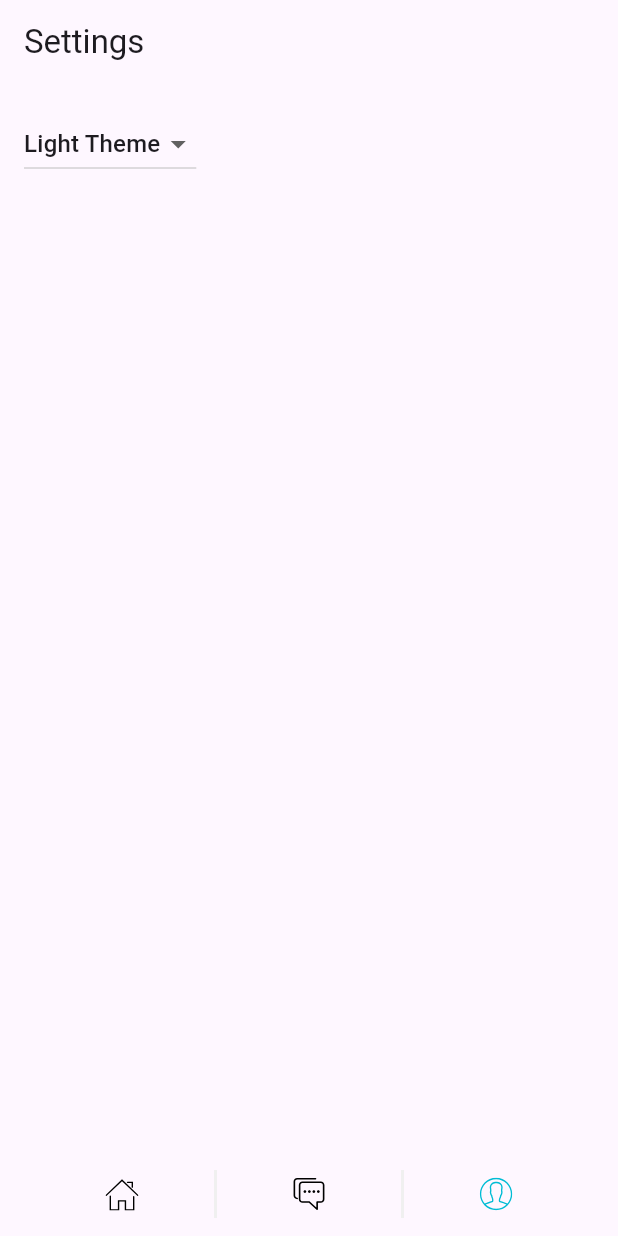
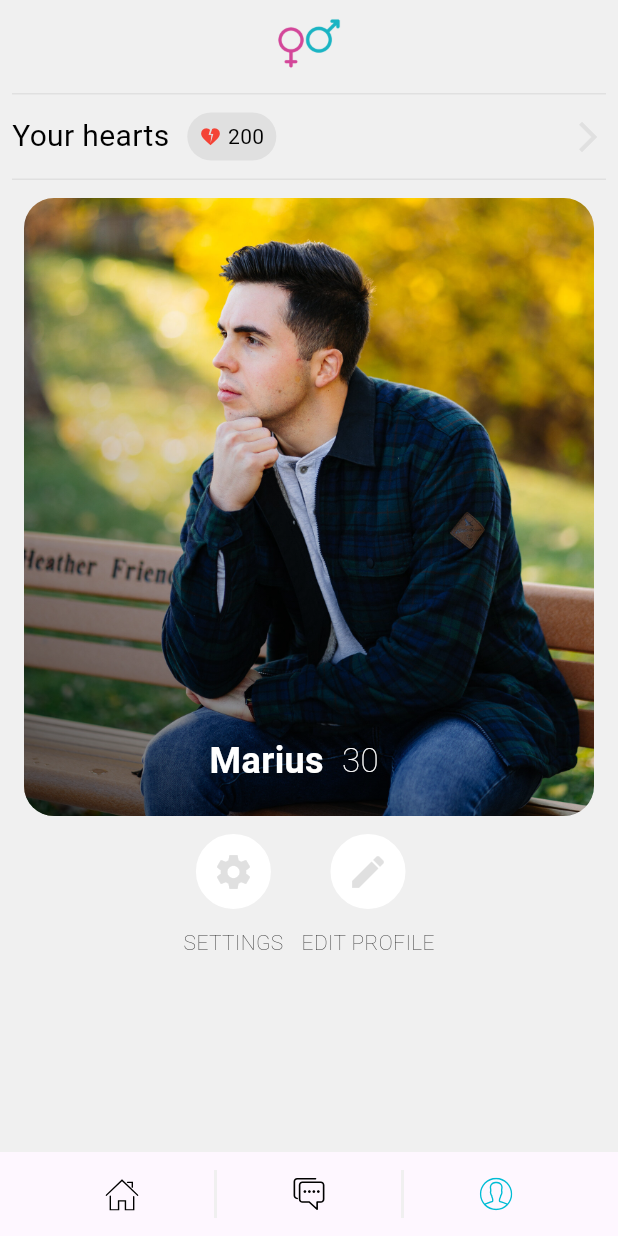
Before and after one commit to heinminlatt611517/Phoosar_Flutter, a Flutter app: the screen it shows after launch, item 3 of the bottom bar chosen, on a phone screen of 412 x 824 dp. Run offline on Flutter 3.47's test engine with Material 3 defaults, Android fonts, the phone set to English and light mode, and no system bars; drawn by our look-alikes of flutter_bounceable; our stand-ins replace carousel_slider, dots_indicator, flutter_riverpod, flutter_svg, google_fonts, shared_preferences and 1 more; generated files the repository leaves out were written again.

Commit message:
Profile Page

```diff
--- /dev/null
+++ b/lib/src/common/widgets/heart_count.dart
@@ -0,0 +1,45 @@
+import 'package:flutter/material.dart';
+import 'package:google_fonts/google_fonts.dart';
+import 'package:phoosar/src/utils/colors.dart';
+import 'package:phoosar/src/utils/constants.dart';
+import 'package:phoosar/src/utils/gap.dart';
+
+class HeartCount extends StatelessWidget {
+  const HeartCount({
+    super.key,
+    required this.heartCount,
+    this.backgroundColor = primaryColor,
+  });
+
+  final String heartCount;
+  final Color backgroundColor;
+
+  @override
+  Widget build(BuildContext context) {
+    return Container(
+      padding: EdgeInsets.symmetric(horizontal: 8, vertical: 6),
+      decoration: BoxDecoration(
+        color: backgroundColor,
+        borderRadius: BorderRadius.circular(20),
+      ),
+      child: Row(
+        children: [
+          Icon(
+            Icons.heart_broken,
+            size: 15,
+            color: Colors.red,
+          ),
+          4.hGap,
+          Text(
+            heartCount,
+            style: GoogleFonts.roboto(
+              fontSize: smallFontSize,
+              color: backgroundColor != primaryColor ? blackColor : whiteColor,
+              fontWeight: FontWeight.w400,
+            ),
+          ),
+        ],
+      ),
+    );
+  }
+}
--- /dev/null
+++ b/lib/src/common/widgets/text_icon_button.dart
@@ -0,0 +1,46 @@
+import 'package:flutter/material.dart';
+import 'package:flutter_bounceable/flutter_bounceable.dart';
+import 'package:google_fonts/google_fonts.dart';
+import 'package:phoosar/src/utils/colors.dart';
+import 'package:phoosar/src/utils/constants.dart';
+import 'package:phoosar/src/utils/gap.dart';
+
+class CommonTextIconButton extends StatelessWidget {
+  const CommonTextIconButton({
+    super.key,
+    required this.onTap,
+    required this.icon,
+    required this.text,
+    this.backgroundColor = whiteColor,
+  });
+  final Function() onTap;
+  final Widget icon;
+  final String text;
+  final Color? backgroundColor;
+
+  @override
+  Widget build(BuildContext context) {
+    return Column(
+      children: [
+        Bounceable(
+          scaleFactor: 0.5,
+          onTap: onTap,
+          child: Container(
+              padding: EdgeInsets.all(10),
+              decoration: BoxDecoration(
+                  shape: BoxShape.circle,
+                  border: Border.all(color: backgroundColor ?? whiteColor),
+                  color: backgroundColor),
+              child: icon),
+        ),
+        12.vGap,
+        Text(text,
+            style: GoogleFonts.roboto(
+              fontSize: smallFontSize,
+              color: blackColor,
+              fontWeight: FontWeight.w200,
+            )),
+      ],
+    );
+  }
+}
--- a/lib/src/features/dashboard/widgets/info_card.dart
+++ b/lib/src/features/dashboard/widgets/info_card.dart
@@ -2,7 +2,7 @@ import 'package:flutter/material.dart';
 import 'package:google_fonts/google_fonts.dart';
 import 'package:phoosar/src/common/widgets/info_row.dart';
 import 'package:phoosar/src/features/dashboard/widgets/dashboard_user_slider.dart';
-import 'package:phoosar/src/features/profile/profile.dart';
+import 'package:phoosar/src/features/other_profile/other_profile.dart';
 import 'package:phoosar/src/utils/colors.dart';
 import 'package:phoosar/src/utils/constants.dart';
 import 'package:phoosar/src/utils/gap.dart';
--- a/lib/src/features/dashboard/widgets/rewind_row.dart
+++ b/lib/src/features/dashboard/widgets/rewind_row.dart
@@ -1,5 +1,6 @@
 import 'package:flutter/material.dart';
 import 'package:google_fonts/google_fonts.dart';
+import 'package:phoosar/src/common/widgets/heart_count.dart';
 import 'package:phoosar/src/features/dashboard/widgets/unlock_dailog.dart';
 import 'package:phoosar/src/utils/colors.dart';
 import 'package:phoosar/src/utils/constants.dart';
@@ -42,31 +43,7 @@ class RewindRow extends StatelessWidget {
           ),
           Row(
             children: [
-              Container(
-                padding: EdgeInsets.symmetric(horizontal: 8, vertical: 6),
-                decoration: BoxDecoration(
-                  color: primaryColor,
-                  borderRadius: BorderRadius.circular(20),
-                ),
-                child: Row(
-                  children: [
-                    Icon(
-                      Icons.heart_broken,
-                      size: 15,
-                      color: Colors.red,
-                    ),
-                    4.hGap,
-                    Text(
-                      heartCount,
-                      style: GoogleFonts.roboto(
-                        fontSize: smallFontSize,
-                        color: whiteColor,
-                        fontWeight: FontWeight.w400,
-                      ),
-                    ),
-                  ],
-                ),
-              ),
+              HeartCount(heartCount: heartCount),
               10.hGap,
               InkWell(
                 onTap: () {
--- a/lib/src/features/home/home.dart
+++ b/lib/src/features/home/home.dart
@@ -2,6 +2,7 @@ import 'package:flutter/material.dart';
 import 'package:flutter_riverpod/flutter_riverpod.dart';
 import 'package:phoosar/src/features/dashboard/dashboard.dart';
 import 'package:phoosar/src/features/home/scaffold_with_navigation_bar.dart';
+import 'package:phoosar/src/features/user_profile/user_profile.dart';
 import 'package:phoosar/src/settings/settings_controller.dart';
 import 'package:phoosar/src/settings/settings_view.dart';
 
@@ -22,7 +23,8 @@ class _HomeScreenState extends ConsumerState<HomeScreen> {
     var pages = [
       DashboardScreen(controller: widget.settingsController),
       const Text('Chat'),
-      SettingsView(controller: widget.settingsController),
+      UserProfileScreen(controller: widget.settingsController),
+      // SettingsView(controller: widget.settingsController),
     ];
     return ScaffoldWithNavigationBar(
       selectedIndex: selectedIndex,
--- a/lib/src/features/profile/profile.dart
+++ b/lib/src/features/other_profile/other_profile.dart
@@ -1,9 +1,9 @@
 import 'package:flutter/material.dart';
 import 'package:google_fonts/google_fonts.dart';
-import 'package:phoosar/src/features/profile/widgets.dart/more_information.dart';
-import 'package:phoosar/src/features/profile/widgets.dart/profile_slider.dart';
-import 'package:phoosar/src/features/profile/widgets.dart/user_hobbies.dart';
-import 'package:phoosar/src/features/profile/widgets.dart/user_information.dart';
+import 'package:phoosar/src/features/other_profile/widgets.dart/more_information.dart';
+import 'package:phoosar/src/features/other_profile/widgets.dart/profile_slider.dart';
+import 'package:phoosar/src/features/other_profile/widgets.dart/user_hobbies.dart';
+import 'package:phoosar/src/features/other_profile/widgets.dart/user_information.dart';
 import 'package:phoosar/src/utils/colors.dart';
 import 'package:phoosar/src/utils/constants.dart';
 import 'package:phoosar/src/utils/gap.dart';
@@ -23,7 +23,7 @@ class _ProfileScreenState extends State<ProfileScreen> {
       body: SingleChildScrollView(
         child: Column(
           children: [
-            ProfileSlider(),
+            OtherUserProfileSlider(),
             Padding(
               padding: EdgeInsets.all(16),
               child: Column(
--- a/lib/src/features/profile/widgets.dart/profile_slider.dart
+++ b/lib/src/features/other_profile/widgets.dart/profile_slider.dart
@@ -2,8 +2,8 @@ import 'package:carousel_slider/carousel_slider.dart';
 import 'package:flutter/material.dart';
 import 'package:phoosar/src/utils/constants.dart';
 
-class ProfileSlider extends StatelessWidget {
-  const ProfileSlider({
+class OtherUserProfileSlider extends StatelessWidget {
+  const OtherUserProfileSlider({
     super.key,
   });
 
--- /dev/null
+++ b/lib/src/features/user_profile/user_profile.dart
@@ -0,0 +1,187 @@
+import 'package:flutter/material.dart';
+import 'package:google_fonts/google_fonts.dart';
+import 'package:phoosar/src/common/widgets/heart_count.dart';
+import 'package:phoosar/src/common/widgets/icon_button.dart';
+import 'package:phoosar/src/common/widgets/text_icon_button.dart';
+import 'package:phoosar/src/features/dashboard/widgets/get_more_likes_dialog.dart';
+import 'package:phoosar/src/settings/settings_controller.dart';
+import 'package:phoosar/src/utils/colors.dart';
+import 'package:phoosar/src/utils/constants.dart';
+import 'package:phoosar/src/utils/gap.dart';
+
+class UserProfileScreen extends StatelessWidget {
+  const UserProfileScreen({super.key, required this.controller});
+  final SettingsController controller;
+
+  @override
+  Widget build(BuildContext context) {
+    return Container(
+      height: MediaQuery.of(context).size.height,
+      width: MediaQuery.of(context).size.width,
+      color:
+          controller.themeMode == ThemeMode.dark ? blackColor : whitePaleColor,
+      child: SingleChildScrollView(
+        child: Container(
+          padding: const EdgeInsets.all(8.0),
+          child: Column(
+            children: [
+              MediaQuery.of(context).padding.top.vGap,
+              Center(
+                child: Image.asset(
+                  'assets/images/ic_launcher.png',
+                  width: 42,
+                ),
+              ),
+              12.vGap,
+              Divider(
+                height: 1,
+                color: greyColor,
+              ),
+              12.vGap,
+              InkWell(
+                onTap: () {
+                  showDialog(
+                    context: context,
+                    builder: (context) => GetMoreLikesDialog(),
+                  );
+                },
+                child: Row(
+                  mainAxisAlignment: MainAxisAlignment.spaceBetween,
+                  children: [
+                    Row(
+                      children: [
+                        Text(
+                          'Your hearts',
+                          style: GoogleFonts.roboto(
+                            fontSize: smallLargeFontSize,
+                            color: blackColor,
+                            fontWeight: FontWeight.w400,
+                          ),
+                        ),
+                        12.hGap,
+                        HeartCount(
+                          heartCount: '200',
+                          backgroundColor: greyColor,
+                        ),
+                      ],
+                    ),
+                    Icon(
+                      Icons.arrow_forward_ios,
+                      color: greyColor,
+                    )
+                  ],
+                ),
+              ),
+              12.vGap,
+              Divider(
+                height: 1,
+                color: greyColor,
+              ),
+              12.vGap,
+              ClipRRect(
+                borderRadius: BorderRadius.circular(20),
+                child: Stack(
+                  children: [
+                    Image.asset(
+                      'assets/images/sample_profile2.jpeg',
+                      width: MediaQuery.of(context).size.width - 32,
+                      height: MediaQuery.of(context).size.height * 0.5,
+                      fit: BoxFit.cover,
+                    ),
+                    Positioned(
+                      bottom: 0,
+                      left: 0,
+                      child: Container(
+                        width: MediaQuery.of(context).size.width - 32,
+                        height: MediaQuery.of(context).size.height * 0.6,
+                        decoration: BoxDecoration(
+                          gradient: LinearGradient(
+                            begin: Alignment.bottomLeft,
+                            end: Alignment.topRight,
+                            colors: [
+                              Colors.black.withOpacity(0.6),
+                              Colors.transparent,
+                              Colors.transparent,
+                            ],
+                          ),
+                        ),
+                      ),
+                    ),
+                    Positioned(
+                      bottom: 20,
+                      left: MediaQuery.of(context).size.width * 0.3,
+                      child: Center(
+                        child: Row(
+                          crossAxisAlignment: CrossAxisAlignment.center,
+                          mainAxisAlignment: MainAxisAlignment.center,
+                          children: [
+                            Text(
+                              'Marius',
+                              style: GoogleFonts.roboto(
+                                fontSize: largeFontSize,
+                                color: whiteColor,
+                                fontWeight: FontWeight.w700,
+                              ),
+                            ),
+                            12.hGap,
+                            Text(
+                              '30',
+                              style: GoogleFonts.roboto(
+                                fontSize: mediumLargeFontSize,
+                                color: whiteColor,
+                                fontWeight: FontWeight.w200,
+                              ),
+                            ),
+                          ],
+                        ),
+                      ),
+                    ),
+                  ],
+                ),
+              ),
+              12.vGap,
+              Row(
+                mainAxisAlignment: MainAxisAlignment.center,
+                children: [
+                  CommonTextIconButton(
+                    text: 'SETTINGS',
+                    onTap: () {
+                      // Navigator.push(
+                      //   context,
+                      //   MaterialPageRoute(
+                      //     builder: (context) => MatchScreen(),
+                      //   ),
+                      // );
+                    },
+                    icon: Icon(
+                      Icons.settings,
+                      size: 28,
+                      color: greyColor,
+                    ),
+                  ),
+                  12.hGap,
+                  CommonTextIconButton(
+                    text: 'EDIT PROFILE',
+                    onTap: () {
+                      // Navigator.push(
+                      //   context,
+                      //   MaterialPageRoute(
+                      //     builder: (context) => MatchScreen(),
+                      //   ),
+                      // );
+                    },
+                    icon: Icon(
+                      Icons.edit,
+                      color: greyColor,
+                      size: 28,
+                    ),
+                  ),
+                ],
+              )
+            ],
+          ),
+        ),
+      ),
+    );
+  }
+}
```
Also changed, not shown: lib/src/features/other_profile/widgets.dart/more_information.dart (renamed from lib/src/features/profile/widgets.dart/more_information.dart), lib/src/features/other_profile/widgets.dart/user_hobbies.dart (renamed from lib/src/features/profile/widgets.dart/user_hobbies.dart), lib/src/features/other_profile/widgets.dart/user_information.dart (renamed from lib/src/features/profile/widgets.dart/user_information.dart).
